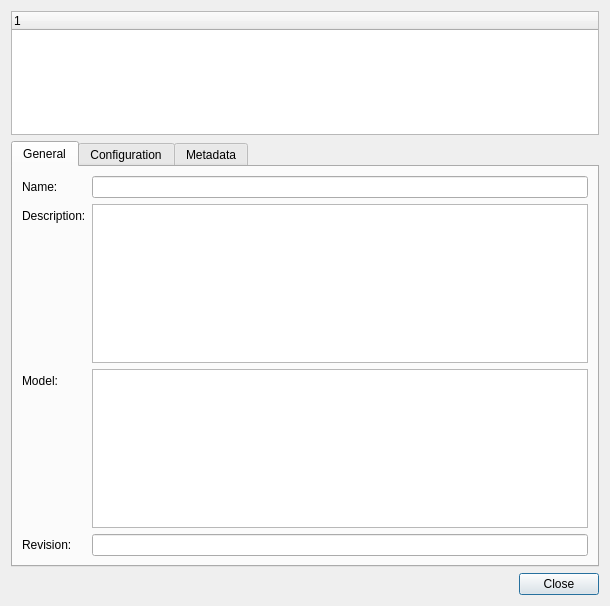
Above: acta_gamma/ui/modelDialog.ui from boucaron/ACTA_Gamma before the change. Below: the same form after it.
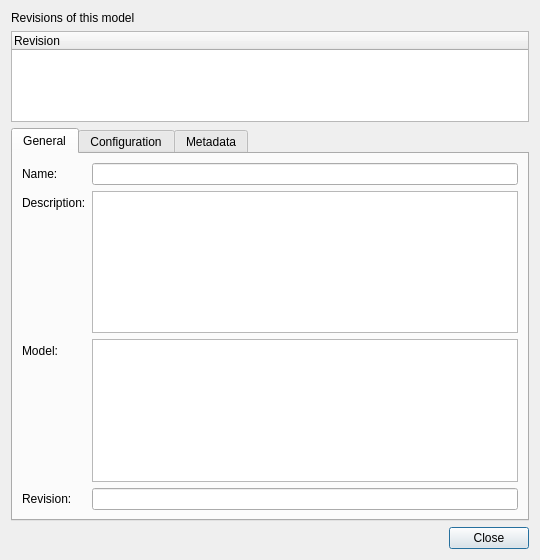
That is the form after the change.

Commit message: acta_gamma: dialog .ui cleanup (P1 / UR #12, #27)

```diff
--- a/acta_gamma/ui/modelDialog.ui
+++ b/acta_gamma/ui/modelDialog.ui
@@ -6,19 +6,32 @@
    <rect>
     <x>0</x>
     <y>0</y>
-    <width>610</width>
-    <height>606</height>
+    <width>540</width>
+    <height>560</height>
    </rect>
   </property>
+  <property name="minimumSize">
+   <size>
+    <width>440</width>
+    <height>440</height>
+   </size>
+  </property>
   <property name="windowTitle">
    <string>Dialog</string>
   </property>
   <layout class="QVBoxLayout" name="verticalLayout">
+   <item>
+    <widget class="QLabel" name="revisionTreeLabel">
+     <property name="text">
+      <string>Revisions of this model</string>
+     </property>
+    </widget>
+   </item>
    <item>
     <widget class="QTreeWidget" name="revisionTreeWidget">
      <column>
       <property name="text">
-       <string notr="true">1</string>
+       <string notr="true">Revision</string>
       </property>
      </column>
     </widget>
```
Left out of the diff: 2 changed lines with no effect on the pictures. The commit also changes 5 other files.
